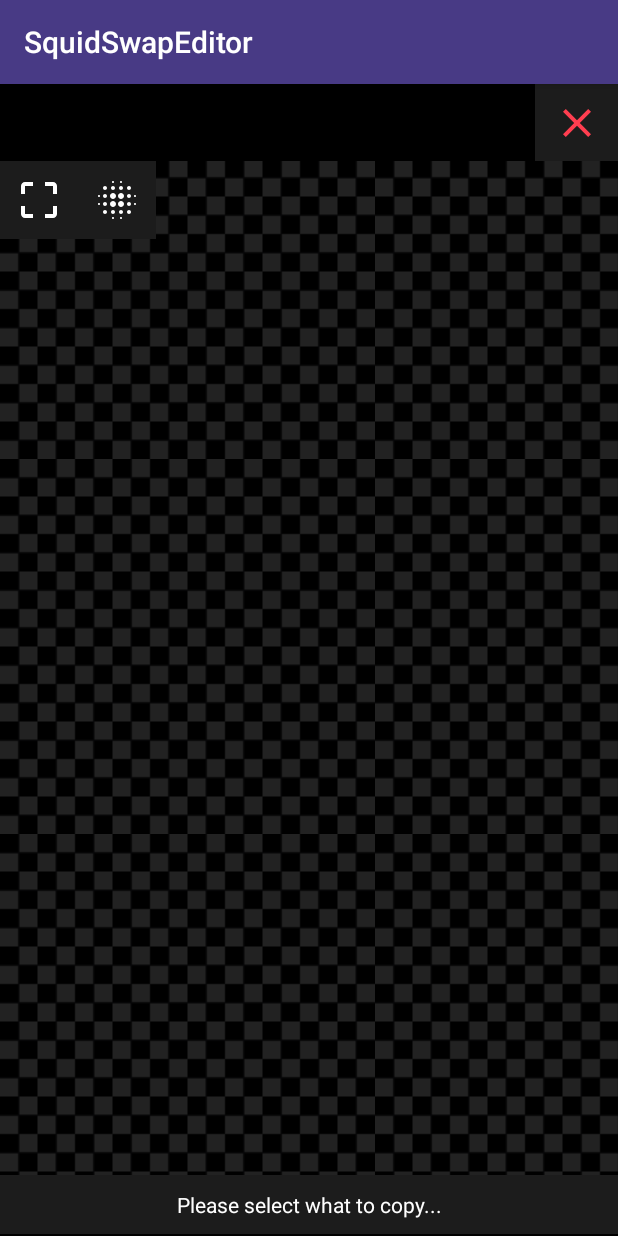
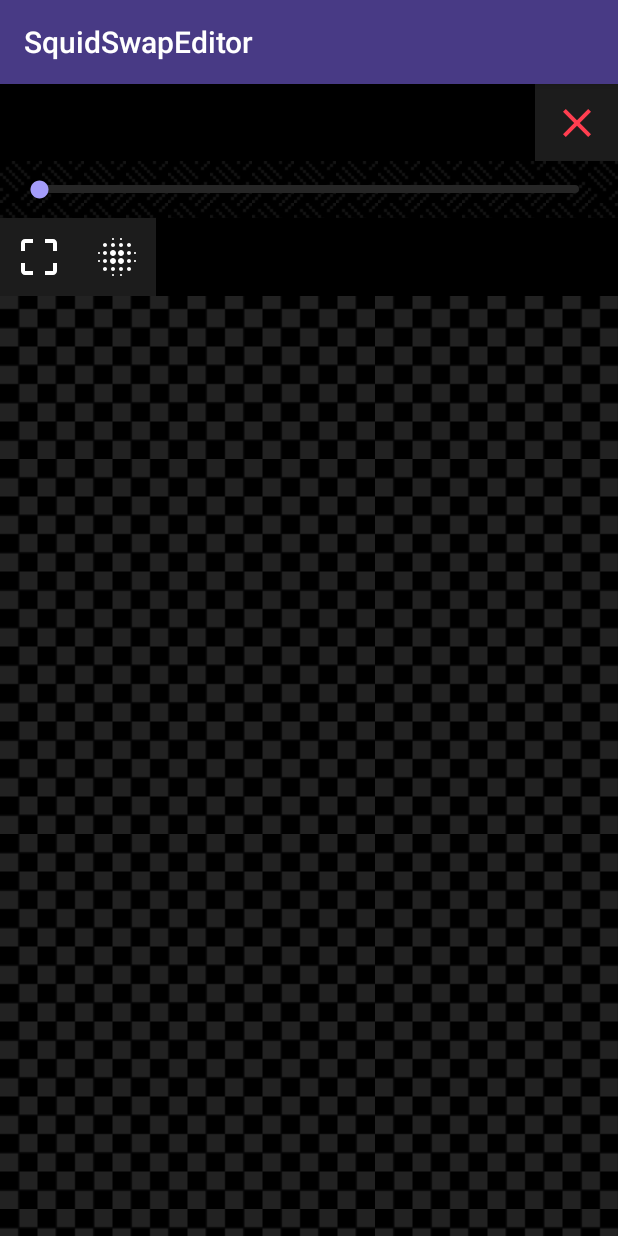
Before and after one commit to Maxx730/squidswap, an Android app: the SquidSwapEditor screen opened directly, with no data from a screen before it, on a phone screen of 412 x 824 dp. Run offline under Robolectric (Android 15) with nearby library versions, the phone set to English and light mode, and no system bars; 3 statements that could not run were skipped.

Commit message:
optimization and features

```diff
--- a/app/src/main/java/com/kinghorn/app/squidfaceswap/SquidBitmapData.java
+++ b/app/src/main/java/com/kinghorn/app/squidfaceswap/SquidBitmapData.java
@@ -19,7 +19,10 @@
     public float scale_y;
     public float width,height;
 
+    //Booleans that keep track of the fading and the scaling of the image,
+    //
     public boolean is_scaled = false;
+    public boolean is_fade = true;
 
     //The actual bitmap data for the image.
     public Bitmap bit,undo_bit;
--- a/app/src/main/java/com/kinghorn/app/squidfaceswap/SquidCanvas.java
+++ b/app/src/main/java/com/kinghorn/app/squidfaceswap/SquidCanvas.java
@@ -72,7 +72,11 @@
 
                 canvas.drawBitmap(scale,(float) cent.get("x"),(float) cent.get("y"),null);
             }else{
-                canvas.drawBitmap(get_faded_img(),foc.x,foc.y,null);
+                if(foc.is_fade){
+                    canvas.drawBitmap(get_faded_img(),foc.x,foc.y,null);
+                }else{
+                    canvas.drawBitmap(foc.bit,foc.x,foc.y,null);
+                }
             }
         }
     }
--- a/app/src/main/java/com/kinghorn/app/squidfaceswap/SquidEditorUi.java
+++ b/app/src/main/java/com/kinghorn/app/squidfaceswap/SquidEditorUi.java
@@ -23,7 +23,7 @@
     private static Context c;
 
     //UI Elements that we will be using below here.
-    public ImageButton crop_veri,crop_canc,close_editor,zoom_in,zoom_out,placement_suc,placement_can,final_crop_suc,final_crop_can;
+    public ImageButton crop_veri,crop_canc,close_editor,zoom_in,zoom_out,placement_suc,placement_can,final_crop_suc,final_crop_can,toggle_fade;
     public TextView hint_text,zoom_am;
     public LinearLayout crop_btns,plac_btns,fade_layout,final_crop,sav_img;
     public SeekBar fade_seek;
@@ -55,6 +55,7 @@
         placement_can = (ImageButton) mainview.findViewById(R.id.placement_cancel);
         final_crop_suc = (ImageButton) mainview.findViewById(R.id.final_crop_suc);
         final_crop_can = (ImageButton) mainview.findViewById(R.id.final_crop_can);
+        toggle_fade = (ImageButton) mainview.findViewById(R.id.layer_edge_fade);
 
         fade_seek = (SeekBar) mainview.findViewById(R.id.fading_seeker);
 
@@ -158,6 +159,18 @@
         });
 
 
+        toggle_fade.setOnClickListener(new View.OnClickListener() {
+            @Override
+            public void onClick(View view) {
+                if(can.get_foc().is_fade){
+                    can.get_foc().is_fade = false;
+                }else{
+                    can.get_foc().is_fade = true;
+                }
+
+                can.invalidate();
+            }
+        });
 
         placement_can.setOnClickListener(new View.OnClickListener() {
             @Override
--- a/app/src/main/res/layout/activity_squid_swap_editor.xml
+++ b/app/src/main/res/layout/activity_squid_swap_editor.xml
@@ -80,7 +80,8 @@
                 android:paddingBottom="7dp"
                 android:paddingLeft="15dp"
                 android:text="Fading Amount"
-                android:textColor="@android:color/background_light" />
+                android:textColor="@android:color/background_light"
+                android:visibility="gone" />
 
             <SeekBar
                 android:id="@+id/fading_seeker"
@@ -93,14 +94,30 @@
         </LinearLayout>
 
         <LinearLayout
+            android:id="@+id/sizing_slider"
+            android:layout_width="match_parent"
+            android:layout_height="wrap_content"
+            android:background="@drawable/simple_dashed"
+            android:orientation="vertical"
+            android:padding="10dp">
+
+            <SeekBar
+                android:id="@+id/seekBar"
+                android:layout_width="match_parent"
+                android:layout_height="wrap_content"
+                android:progressDrawable="@drawable/blur_seeker" />
+        </LinearLayout>
+
+        <LinearLayout
             android:id="@+id/layer_tools"
-            android:layout_width="wrap_content"
+            android:layout_width="match_parent"
             android:layout_height="wrap_content"
+            android:background="@android:color/background_dark"
             android:orientation="horizontal">
 
             <ImageButton
                 android:id="@+id/layer_resize"
-                android:layout_width="match_parent"
+                android:layout_width="wrap_content"
                 android:layout_height="wrap_content"
                 android:background="@drawable/squid_ui_btn"
                 android:padding="10dp"
@@ -108,7 +125,7 @@
 
             <ImageButton
                 android:id="@+id/layer_edge_fade"
-                android:layout_width="match_parent"
+                android:layout_width="wrap_content"
                 android:layout_height="wrap_content"
                 android:background="@drawable/squid_ui_btn"
                 android:padding="10dp"
@@ -167,7 +184,8 @@
                 android:layout_height="match_parent"
                 android:layout_marginBottom="1dp"
                 android:background="@color/black_back"
-                android:orientation="vertical">
+                android:orientation="vertical"
+                android:visibility="gone">
 
                 <TextView
                     android:id="@+id/hintText"
```
